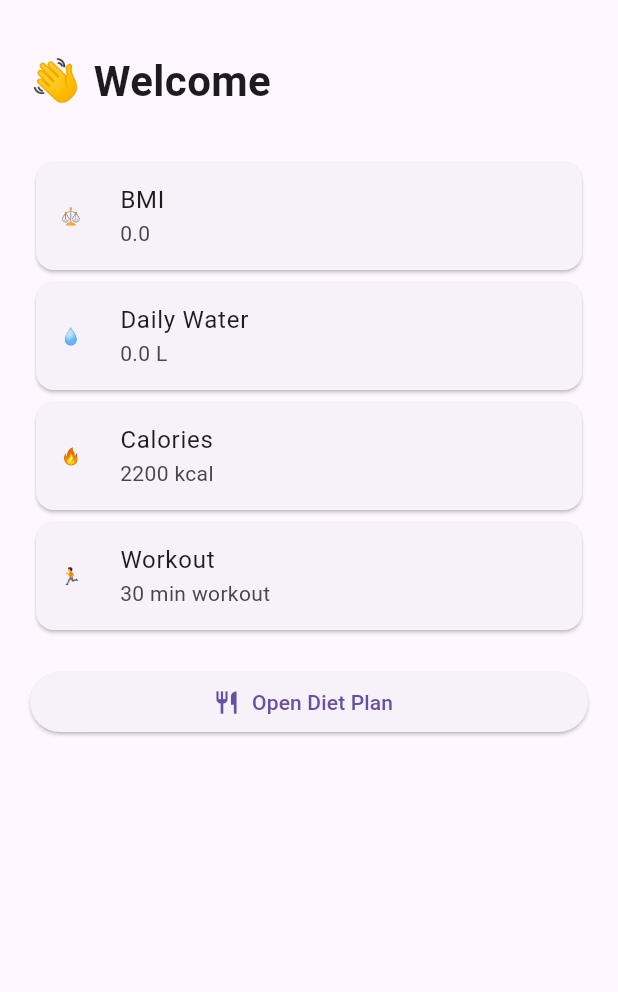
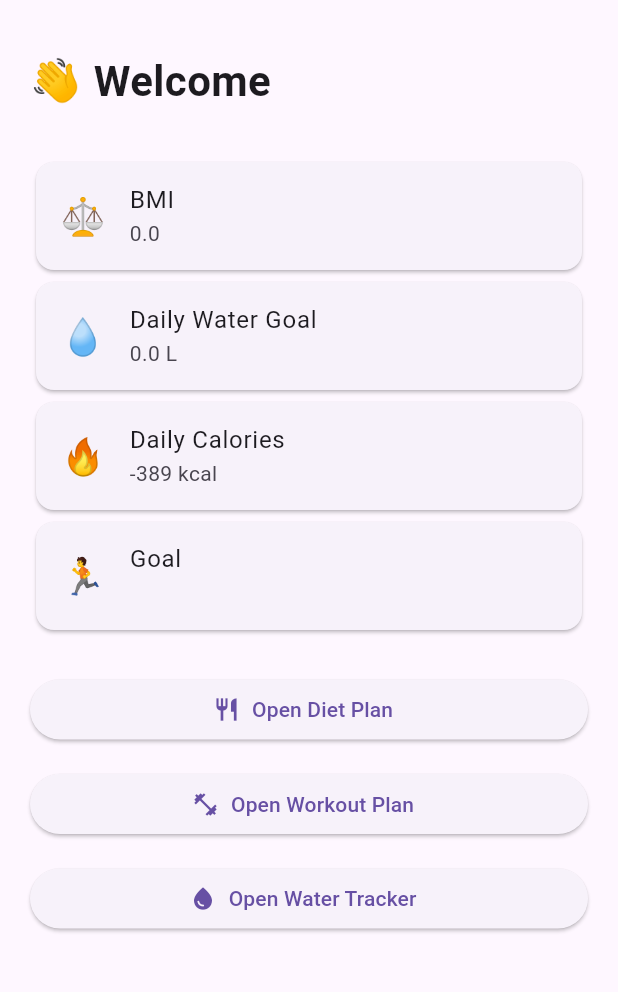
Before and after one commit to singhharsh5188-svg/ai_health_coach, a Flutter app: the DashboardScreen screen opened directly, on a phone screen of 412 x 824 dp, the part 63-1055 px from its top. Run offline on Flutter 3.47's test engine with Material 3 defaults, Android fonts, the light colour scheme and no system bars; our stand-ins replace shared_preferences; accounts and stored records are empty.

Commit message:
Added dynamic dashboard, diet plan, workout plan and water tracker

```diff
--- a/lib/dashboard_screen.dart
+++ b/lib/dashboard_screen.dart
@@ -1,68 +1,84 @@
 import 'package:flutter/material.dart';
 import 'services/user_data_service.dart';
 import 'diet_plan_screen.dart';
+import 'workout_plan_screen.dart';
+import 'water_tracker_screen.dart';
 
 class DashboardScreen extends StatelessWidget {
   const DashboardScreen({super.key});
 
   @override
   Widget build(BuildContext context) {
+    double weight = double.tryParse(UserDataService.weight) ?? 0;
+    double height = double.tryParse(UserDataService.height) ?? 0;
+    double age = double.tryParse(UserDataService.age) ?? 18;
 
-    double weight =
-        double.tryParse(UserDataService.weight) ?? 0;
-
-    double height =
-        double.tryParse(UserDataService.height) ?? 0;
-
+    // BMI
     double bmi = 0;
-
     if (height > 0) {
       bmi = weight / ((height / 100) * (height / 100));
     }
 
+    // Daily Water Goal (35 ml per kg)
     double waterGoal = weight * 0.035;
 
-    int calories = 2200;
+    // -------------------------
+    // CALORIE CALCULATION
+    // -------------------------
 
+    String gender = UserDataService.gender.toLowerCase();
+
+    bool isMale = gender == "male" ||
+        gender == "man" ||
+        gender == "boy";
+
+    double bmr;
+
+    if (isMale) {
+      // Male Formula
+      bmr = (10 * weight) +
+          (6.25 * height) -
+          (5 * age) +
+          5;
+    } else {
+      // Female Formula
+      bmr = (10 * weight) +
+          (6.25 * height) -
+          (5 * age) -
+          161;
+    }
+
+    // Moderate Activity
+    double calories = bmr * 1.55;
+
+    // Goal
     if (UserDataService.goal
         .toLowerCase()
         .contains('lose')) {
-
-      calories = 2000;
-
+      calories -= 500;
     } else if (UserDataService.goal
         .toLowerCase()
         .contains('gain')) {
-
-      calories = 2800;
+      calories += 400;
     }
 
     return Scaffold(
       appBar: AppBar(
-        title: const Text(
-          'AI Health Coach',
-        ),
-
+        title: const Text("AI Health Coach"),
         centerTitle: true,
       ),
-
       body: Padding(
         padding: const EdgeInsets.all(20),
-
         child: SingleChildScrollView(
           child: Column(
-
             crossAxisAlignment:
                 CrossAxisAlignment.start,
-
             children: [
 
               Text(
-                '👋 Welcome ${UserDataService.name}',
-
+                "👋 Welcome ${UserDataService.name}",
                 style: const TextStyle(
                   fontSize: 28,
-
                   fontWeight:
                       FontWeight.bold,
                 ),
@@ -72,102 +88,119 @@ class DashboardScreen extends StatelessWidget {
 
               Card(
                 child: ListTile(
-                  leading:
-                      const Text('⚖️'),
-
-                  title:
-                      const Text('BMI'),
-
+                  leading: const Text(
+                    "⚖️",
+                    style: TextStyle(fontSize: 24),
+                  ),
+                  title: const Text("BMI"),
                   subtitle: Text(
-                    bmi
-                        .toStringAsFixed(1),
+                    bmi.toStringAsFixed(1),
                   ),
                 ),
               ),
 
               Card(
                 child: ListTile(
-                  leading:
-                      const Text('💧'),
-
-                  title:
-                      const Text(
-                    'Daily Water',
+                  leading: const Text(
+                    "💧",
+                    style: TextStyle(fontSize: 24),
                   ),
-
+                  title: const Text(
+                      "Daily Water Goal"),
                   subtitle: Text(
-                    '${waterGoal.toStringAsFixed(1)} L',
+                    "${waterGoal.toStringAsFixed(1)} L",
                   ),
                 ),
               ),
 
               Card(
                 child: ListTile(
-                  leading:
-                      const Text('🔥'),
-
-                  title:
-                      const Text(
-                    'Calories',
+                  leading: const Text(
+                    "🔥",
+                    style: TextStyle(fontSize: 24),
                   ),
-
+                  title: const Text(
+                      "Daily Calories"),
                   subtitle: Text(
-                    '$calories kcal',
+                    "${calories.round()} kcal",
                   ),
                 ),
               ),
 
               Card(
                 child: ListTile(
-                  leading:
-                      const Text('🏃'),
-
-                  title:
-                      const Text(
-                    'Workout',
+                  leading: const Text(
+                    "🏃",
+                    style: TextStyle(fontSize: 24),
                   ),
-
+                  title: const Text(
+                      "Goal"),
                   subtitle: Text(
-                    UserDataService.goal
-                            .toLowerCase()
-                            .contains(
-                                'lose')
-                        ? '45 min walk + strength training'
-                        : '30 min workout',
+                    UserDataService.goal,
                   ),
                 ),
               ),
 
-              const SizedBox(
-                height: 20,
-              ),
+              const SizedBox(height: 25),
 
               SizedBox(
                 width: double.infinity,
-
                 child: ElevatedButton.icon(
-
                   onPressed: () {
-
                     Navigator.push(
-
                       context,
-
                       MaterialPageRoute(
-
-                        builder: (context) =>
+                        builder: (_) =>
                             const DietPlanScreen(),
                       ),
                     );
                   },
+                  icon: const Icon(
+                      Icons.restaurant),
+                  label: const Text(
+                      "Open Diet Plan"),
+                ),
+              ),
 
+              const SizedBox(height: 15),
+
+              SizedBox(
+                width: double.infinity,
+                child: ElevatedButton.icon(
+                  onPressed: () {
+                    Navigator.push(
+                      context,
+                      MaterialPageRoute(
+                        builder: (_) =>
+                            const WorkoutPlanScreen(),
+                      ),
+                    );
+                  },
                   icon: const Icon(
-                    Icons.restaurant,
-                  ),
+                      Icons.fitness_center),
+                  label: const Text(
+                      "Open Workout Plan"),
+                ),
+              ),
 
+              const SizedBox(height: 15),
+
+              SizedBox(
+                width: double.infinity,
+                child: ElevatedButton.icon(
+                  onPressed: () {
+                    Navigator.push(
+                      context,
+                      MaterialPageRoute(
+                        builder: (_) =>
+                            const WaterTrackerScreen(),
+                      ),
+                    );
+                  },
+                  icon: const Icon(
+                      Icons.water_drop),
                   label: const Text(
-                    'Open Diet Plan',
-                  ),
+                      "Open Water Tracker"),
                 ),
               ),
             ],
--- a/pubspec.yaml
+++ b/pubspec.yaml
@@ -34,6 +34,7 @@ dependencies:
   # The following adds the Cupertino Icons font to your application.
   # Use with the CupertinoIcons class for iOS style icons.
   cupertino_icons: ^1.0.8
+  shared_preferences: ^2.5.5
 
 dev_dependencies:
   flutter_test:
```
Also changed, not shown: lib/diet_plan_screen.dart (+2 -8 lines), lib/services/storage_service.dart (added, +35 -0 lines), lib/water_tracker_screen.dart (added, +134 -0 lines), lib/workout_plan_screen.dart (+56 -50 lines), pubspec.lock, 1 other file.
